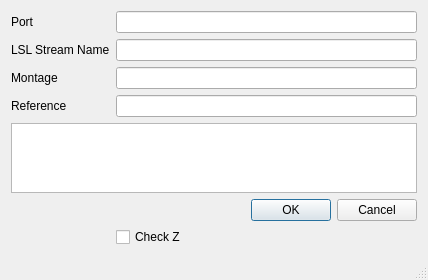
Old version of the form GUI/mainwindow.ui in the repository WearableSensing/App-WearableSensing.
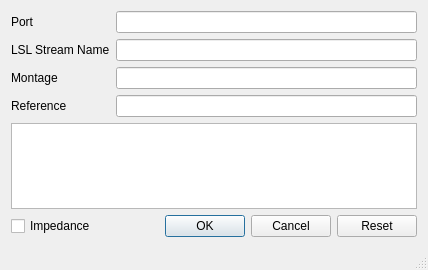
New version of the form.

Commit message: added reset button/formatting

Patch:
```diff
--- a/GUI/mainwindow.ui
+++ b/GUI/mainwindow.ui
@@ -51,6 +51,8 @@
      </widget>
     </item>
     <item row="8" column="2">
+     <layout class="QHBoxLayout" name="buttonLayout">
+      <item>
      <widget class="QDialogButtonBox" name="buttonBox">
       <property name="toolTip">
        <string>&lt;html&gt;&lt;head/&gt;&lt;body&gt;&lt;p&gt;Start/Stop streaming.&lt;/p&gt;&lt;/body&gt;&lt;/html&gt;</string>
@@ -60,18 +62,33 @@
       </property>
      </widget>
     </item>
+      <item>
+       <widget class="QPushButton" name="ResetZButton">
+        <property name="toolTip">
+         <string>&lt;html&gt;&lt;head/&gt;&lt;body&gt;&lt;p&gt;Resets Impedance&lt;/p&gt;&lt;/body&gt;&lt;/html&gt;</string>
+        </property>
+        <property name="text">
+         <string>Reset</string>
+        </property>
+       </widget>
+      </item>
+     </layout>
+    </item>
     
-    <item row="9" column="2">
+    <item row="8" column="1">
         <widget class="QCheckBox" name="ZCheckBox">
             <property name="toolTip">
                 <string>&lt;html&gt;&lt;head/&gt;&lt;body&gt;&lt;p&gt;Checks Impedance&lt;/p&gt;&lt;/body&gt;&lt;/html&gt;</string>
             </property>
             <property name="text">
-                <string>Check Z</string>
+                <string>Impedance</string>
             </property>
         </widget>
     </item>
 
+
+
+
     <item row="0" column="1">
      <widget class="QLabel" name="portLabel">
       <property name="text">
```
Lines whose indentation alone changed are shown as unchanged. The commit also changes 4 other files.
